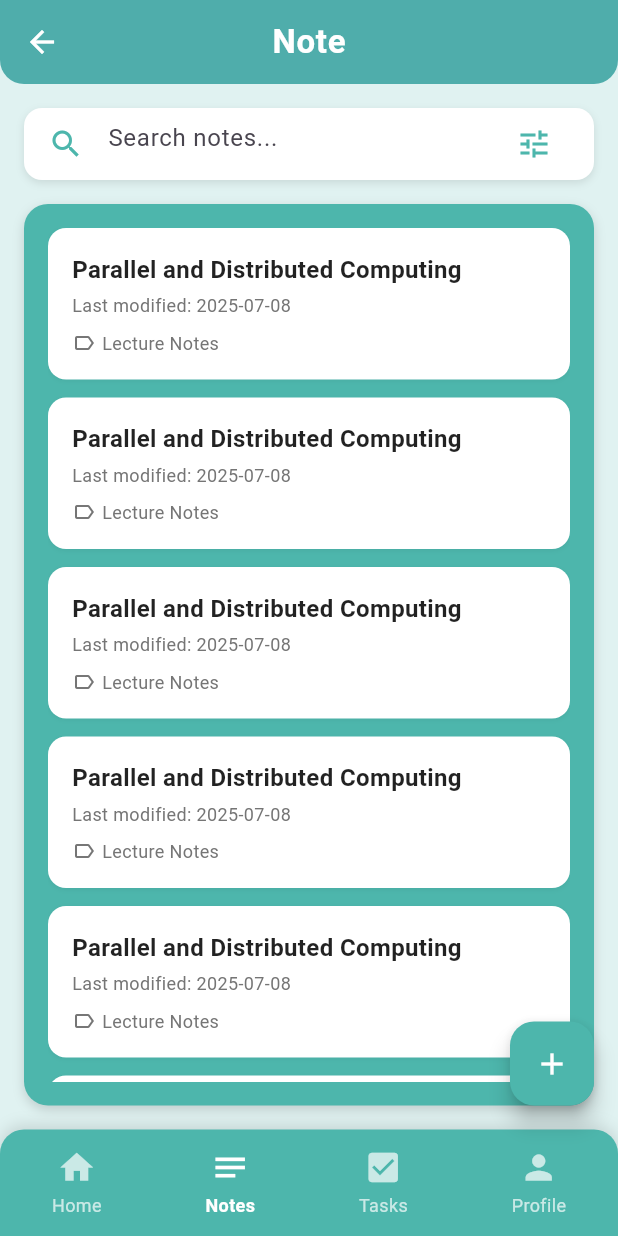
After one commit to kyawnaing19/shweeshaungDaily, a Flutter app: the NotePage screen opened directly, on a phone screen of 412 x 824 dp. The commit adds this screen. Run offline on Flutter 3.47's test engine with Material 3 defaults, Android fonts, the light colour scheme and no system bars; our stand-ins replace dotted_border, dropdown_button2, google_fonts, image_picker, shared_preferences; missing offline and left inert: flutter_quill; accounts and stored records are empty; network calls fail.

Commit message:
note added

```diff
--- a/lib/main.dart
+++ b/lib/main.dart
@@ -35,6 +35,7 @@ class MyApp extends StatelessWidget {
               child: MaterialApp(
                 title: 'Flutter MVVM Auth',
                 theme: ThemeData(primarySwatch: Colors.blue),
+
                 debugShowCheckedModeBanner: false,
                 home: const LoadingPage(),
                 routes: {
--- /dev/null
+++ b/lib/views/note_list_view.dart
@@ -0,0 +1,286 @@
+import 'package:flutter/material.dart';
+import 'package:flutter_quill/flutter_quill.dart'; // Keep this for FlutterQuillLocalizations.delegate
+import 'package:flutter_localizations/flutter_localizations.dart'; // Import for global localizations
+import 'note_editor_page.dart';
+
+// void main() {
+//   runApp(const MyApp());
+// }
+
+class MyApp extends StatelessWidget {
+  const MyApp({super.key});
+
+  @override
+  Widget build(BuildContext context) {
+    return MaterialApp(
+      debugShowCheckedModeBanner: false,
+      home: const NotePage(),
+      theme: ThemeData(
+        fontFamily:
+            'Roboto', // Using default Roboto but you can add custom fonts
+      ),
+      // *** ADD THESE LOCALIZATION DELEGATES ***
+      localizationsDelegates: const [
+        GlobalMaterialLocalizations.delegate,
+        GlobalCupertinoLocalizations.delegate,
+        GlobalWidgetsLocalizations.delegate,
+        FlutterQuillLocalizations.delegate, // Essential for flutter_quill
+      ],
+      supportedLocales: const [
+        Locale('en', 'US'), // Add locales your app supports
+        // Locale('my', 'MM'), // Example for Myanmar locale if needed
+      ],
+    );
+  }
+}
+
+class NotePage extends StatelessWidget {
+  const NotePage({super.key});
+
+  @override
+  Widget build(BuildContext context) {
+    return Scaffold(
+      backgroundColor: const Color(0xFFE0F2F1),
+      appBar: AppBar(
+        backgroundColor: const Color(0xFF4DB6AC),
+        elevation: 4,
+        leading: IconButton(
+          icon: const Icon(Icons.arrow_back, color: Colors.white),
+          onPressed: () {
+            // Note: If this is your main home page, Navigator.pop(context) might not be what you want here.
+            // It would try to pop the current route, which might be the last route in the stack or the app itself.
+            // Consider if you need a back button on your main Notes page.
+            Navigator.pop(context);
+          },
+        ),
+        title: const Text(
+          'Note',
+          style: TextStyle(
+            color: Colors.white,
+            fontSize: 22,
+            fontWeight: FontWeight.w600,
+            letterSpacing: 0.5,
+          ),
+        ),
+        centerTitle: true,
+        shape: const RoundedRectangleBorder(
+          borderRadius: BorderRadius.vertical(bottom: Radius.circular(16)),
+        ),
+      ),
+      body: Padding(
+        padding: const EdgeInsets.all(16.0),
+        child: Column(
+          children: [
+            // Search bar added for better functionality
+            Container(
+              padding: const EdgeInsets.symmetric(horizontal: 16),
+              decoration: BoxDecoration(
+                color: Colors.white,
+                borderRadius: BorderRadius.circular(12),
+                boxShadow: [
+                  BoxShadow(
+                    color: Colors.black.withOpacity(0.1),
+                    blurRadius: 4,
+                    offset: const Offset(0, 2),
+                  ),
+                ],
+              ),
+              child: const TextField(
+                decoration: InputDecoration(
+                  hintText: 'Search notes...',
+                  border: InputBorder.none,
+                  icon: Icon(Icons.search, color: Color(0xFF4DB6AC)),
+                  suffixIcon: Icon(Icons.tune, color: Color(0xFF4DB6AC)),
+                ),
+              ),
+            ),
+            const SizedBox(height: 16),
+            Expanded(
+              child: Container(
+                decoration: BoxDecoration(
+                  color: const Color(0xFF4DB6AC),
+                  borderRadius: BorderRadius.circular(16),
+                  boxShadow: [
+                    BoxShadow(
+                      color: Colors.black.withOpacity(0.15),
+                      offset: const Offset(0, 3),
+                      blurRadius: 6,
+                    ),
+                  ],
+                ),
+                padding: const EdgeInsets.all(16),
+                child: ListView.separated(
+                  itemCount: 6,
+                  separatorBuilder: (_, __) => const SizedBox(height: 12),
+                  itemBuilder: (context, index) {
+                    return InkWell(
+                      borderRadius: BorderRadius.circular(12),
+                      onTap: () async {
+                        final updatedNote = await Navigator.push(
+                          context,
+                          MaterialPageRoute(
+                            builder:
+                                (_) => NoteEditorPage(
+                                  title: 'CST - 4231',
+                                  initialText:
+                                      'Your previous note text here... Note content for item ${index + 1}',
+                                ), // Added dynamic initial text
+                          ),
+                        );
+                        if (updatedNote != null) {
+                          // Handle saving updated note here
+                          print('New Note for item ${index + 1}: $updatedNote');
+                        }
+                      },
+                      child: Container(
+                        padding: const EdgeInsets.all(16),
+                        decoration: BoxDecoration(
+                          color: Colors.white,
+                          borderRadius: BorderRadius.circular(12),
+                          boxShadow: [
+                            BoxShadow(
+                              color: Colors.black.withOpacity(0.05),
+                              blurRadius: 2,
+                              offset: const Offset(0, 1),
+                            ),
+                          ],
+                        ),
+                        child: Column(
+                          crossAxisAlignment: CrossAxisAlignment.start,
+                          children: [
+                            const Text(
+                              'Parallel and Distributed Computing',
+                              style: TextStyle(
+                                color: Colors.black87,
+                                fontWeight: FontWeight.w600,
+                                fontSize: 16,
+                              ),
+                            ),
+                            const SizedBox(height: 4),
+                            Text(
+                              'Last modified: ${DateTime.now().toString().substring(0, 10)}',
+                              style: TextStyle(
+                                color: Colors.grey[600],
+                                fontSize: 12,
+                              ),
+                            ),
+                            const SizedBox(height: 8),
+                            Row(
+                              children: [
+                                Icon(
+                                  Icons.label_outline,
+                                  color: Colors.grey[600],
+                                  size: 16,
+                                ),
+                                const SizedBox(width: 4),
+                                Text(
+                                  'Lecture Notes',
+                                  style: TextStyle(
+                                    color: Colors.grey[600],
+                                    fontSize: 12,
+                                  ),
+                                ),
+                              ],
+                            ),
+                          ],
+                        ),
+                      ),
+                    );
+                  },
+                ),
+              ),
+            ),
+          ],
+        ),
+      ),
+      floatingActionButton: FloatingActionButton(
+        backgroundColor: const Color(0xFF4DB6AC),
+        onPressed: () async {
+          // Add new note functionality
+          final newNote = await Navigator.push(
+            context,
+            MaterialPageRoute(
+              builder:
+                  (_) =>
+                      const NoteEditorPage(title: 'New Note', initialText: ''),
+            ),
+          );
+          if (newNote != null) {
+            print('New Note created: $newNote');
+            // You'd typically add this new note to a list or database here
+          }
+        },
+        child: const Icon(Icons.add, color: Colors.white),
+      ),
+      bottomNavigationBar: Container(
+        decoration: const BoxDecoration(
+          color: Color(0xFF4DB6AC),
+          borderRadius: BorderRadius.only(
+            topLeft: Radius.circular(16),
+            topRight: Radius.circular(16),
+          ),
+          boxShadow: [
+            BoxShadow(
+              color: Colors.black12,
+              blurRadius: 8,
+              offset: Offset(0, -3),
+            ),
+          ],
+        ),
+        padding: const EdgeInsets.symmetric(vertical: 12),
+        child: const Row(
+          mainAxisAlignment: MainAxisAlignment.spaceAround,
+          children: [
+            _BottomNavItem(icon: Icons.home, label: 'Home', isActive: false),
+            _BottomNavItem(icon: Icons.notes, label: 'Notes', isActive: true),
+            _BottomNavItem(
+              icon: Icons.check_box,
+              label: 'Tasks',
+              isActive: false,
+            ),
+            _BottomNavItem(
+              icon: Icons.person,
+              label: 'Profile',
+              isActive: false,
+            ),
+          ],
+        ),
+      ),
+    );
+  }
+}
+
+class _BottomNavItem extends StatelessWidget {
+  final IconData icon;
+  final String label;
+  final bool isActive;
+
+  const _BottomNavItem({
+    required this.icon,
+    required this.label,
+    required this.isActive,
+  });
+
+  @override
+  Widget build(BuildContext context) {
+    return Column(
+      mainAxisSize: MainAxisSize.min,
+      children: [
+        Icon(
+          icon,
+          color: isActive ? Colors.white : Colors.white.withOpacity(0.7),
+          size: 26,
+        ),
+        const SizedBox(height: 4),
+        Text(
+          label,
+          style: TextStyle(
+            color: isActive ? Colors.white : Colors.white.withOpacity(0.7),
+            fontSize: 12,
+            fontWeight: isActive ? FontWeight.w600 : FontWeight.normal,
+          ),
+        ),
+      ],
+    );
+  }
+}
```
Also changed, not shown: lib/services/api_service.dart (+5 -2 lines), lib/views/Home.dart (+6 -3 lines), lib/views/NoteListPage.dart (deleted, +0 -126 lines), lib/views/note_editor_page.dart (added, +276 -0 lines), pubspec.yaml (+6 -1 lines), pubspec.lock, 5 other files.
